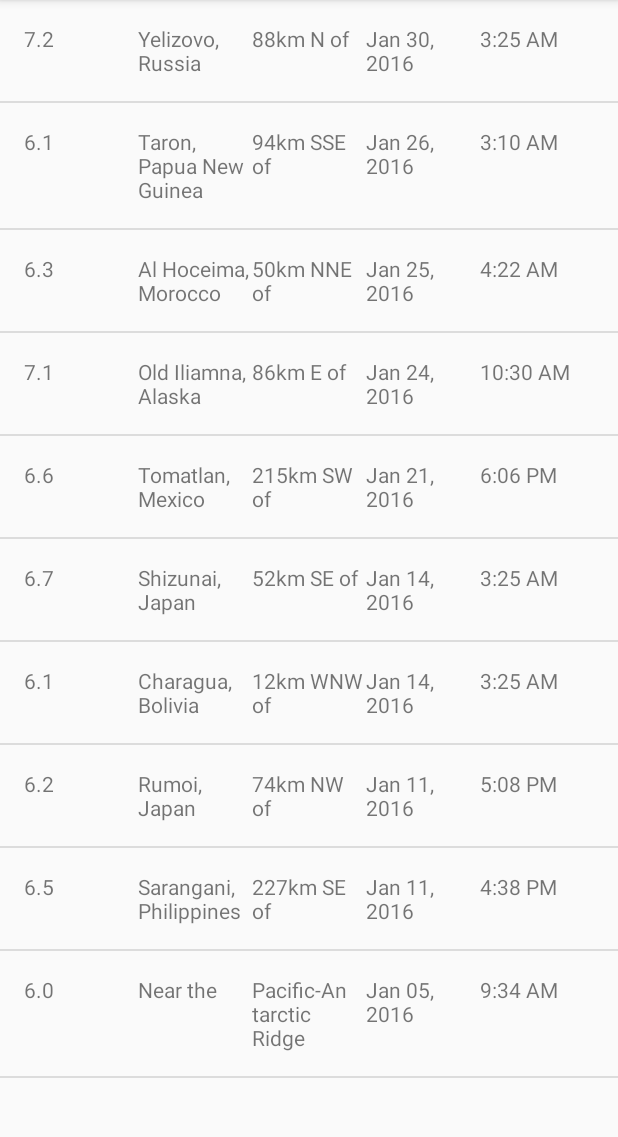
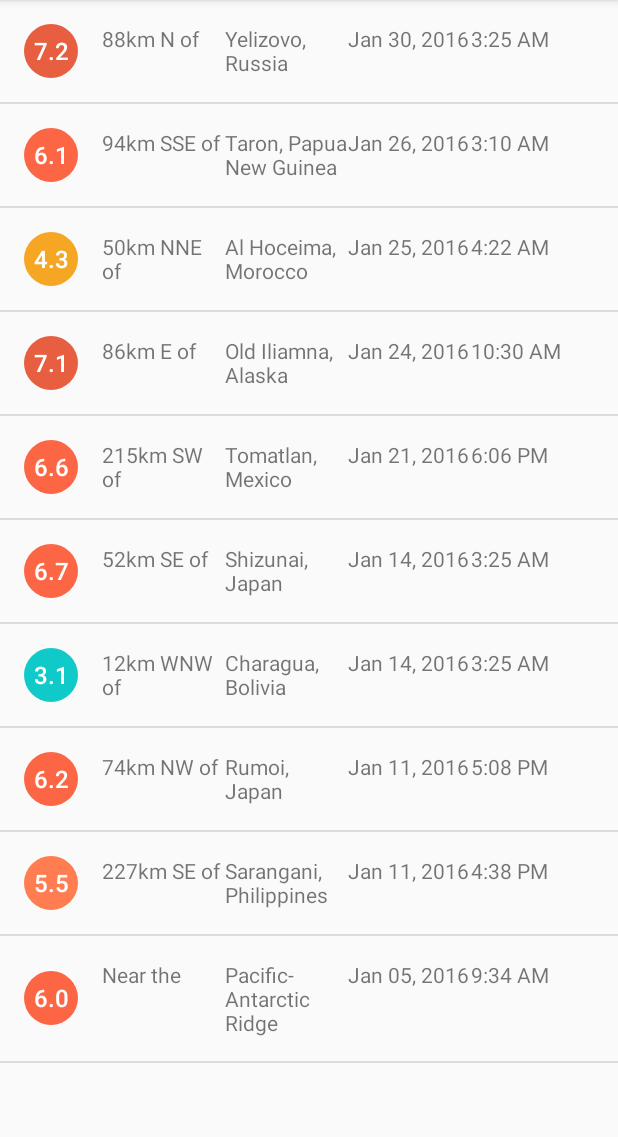
Before and after one commit to linuxbender/QuakeReport, an Android app: the screen it shows after launch (EarthquakeActivity), on a phone screen of 412 x 824 dp, the part 84-1221 px from its top. Run offline under Robolectric (Android 15) with nearby library versions, the phone set to English and light mode, and no system bars.

Commit message:
Impl. circle layout with color prio

```diff
--- a/app/src/main/java/com/example/android/quakereport/EarthquakeAdapter.java
+++ b/app/src/main/java/com/example/android/quakereport/EarthquakeAdapter.java
@@ -1,8 +1,10 @@
 package com.example.android.quakereport;
 
 import android.content.Context;
+import android.graphics.drawable.GradientDrawable;
 import android.support.annotation.NonNull;
 import android.support.annotation.Nullable;
+import android.support.v4.content.ContextCompat;
 import android.view.LayoutInflater;
 import android.view.View;
 import android.view.ViewGroup;
@@ -40,15 +42,19 @@ public class EarthquakeAdapter extends ArrayAdapter<Earthquake> {
         String offsetData;
 
         TextView magnitudeTextView = (TextView) listItemView.findViewById(R.id.magnitude);
+        GradientDrawable magnitudeCircle = (GradientDrawable) magnitudeTextView.getBackground();
+        int magnitudeColor = getMagnitudeColor(earthquake.getMagnitude());
+        magnitudeCircle.setColor(magnitudeColor);
+
         magnitudeTextView.setText(formatMagnitude(earthquake.getMagnitude()));
 
         if (earthquake.getEventLocation().contains(LOCATION_SEPARATOR)) {
             String[] data = earthquake.getEventLocation().split(LOCATION_SEPARATOR, 2);
-            locationData = data[0] + LOCATION_SEPARATOR;
-            offsetData = data[1];
+            offsetData = data[0] + LOCATION_SEPARATOR;
+            locationData = data[1];
         } else {
+            offsetData = getContext().getString(R.string.near_the);
             locationData = earthquake.getEventLocation();
-            offsetData = getContext().getString(R.string.near_the);
         }
 
         TextView eventOffsetTextView = (TextView) listItemView.findViewById(R.id.eventOffset);
@@ -64,6 +70,45 @@ public class EarthquakeAdapter extends ArrayAdapter<Earthquake> {
         eventTimeTextView.setText(formatTime(eventDate));
 
         return listItemView;
+    }
+
+    private int getMagnitudeColor(double magnitude) {
+        int magnitudeColorResourceId;
+        int magnitudeFloor = (int) Math.floor(magnitude);
+        switch (magnitudeFloor) {
+            case 0:
+            case 1:
+                magnitudeColorResourceId = R.color.magnitude1;
+                break;
+            case 2:
+                magnitudeColorResourceId = R.color.magnitude2;
+                break;
+            case 3:
+                magnitudeColorResourceId = R.color.magnitude3;
+                break;
+            case 4:
+                magnitudeColorResourceId = R.color.magnitude4;
+                break;
+            case 5:
+                magnitudeColorResourceId = R.color.magnitude5;
+                break;
+            case 6:
+                magnitudeColorResourceId = R.color.magnitude6;
+                break;
+            case 7:
+                magnitudeColorResourceId = R.color.magnitude7;
+                break;
+            case 8:
+                magnitudeColorResourceId = R.color.magnitude8;
+                break;
+            case 9:
+                magnitudeColorResourceId = R.color.magnitude9;
+                break;
+            default:
+                magnitudeColorResourceId = R.color.magnitude10plus;
+                break;
+        }
+        return ContextCompat.getColor(getContext(), magnitudeColorResourceId);
     }
 
     private String formatMagnitude(double mag) {
--- a/app/src/main/java/com/example/android/quakereport/QueryUtils.java
+++ b/app/src/main/java/com/example/android/quakereport/QueryUtils.java
@@ -19,13 +19,13 @@ public final class QueryUtils {
      */
     private static final String SAMPLE_JSON_RESPONSE = "{\"type\":\"FeatureCollection\",\"metadata\":{\"generated\":1462295443000,\"url\":\"http://earthquake.usgs.gov/fdsnws/event/1/query?format=geojson&starttime=2016-01-01&endtime=2016-01-31&minmag=6&limit=10\",\"title\":\"USGS Earthquakes\",\"status\":200,\"api\":\"1.5.2\",\"limit\":10,\"offset\":1,\"count\":10},\"features\":[{\"type\":\"Feature\",\"properties\":{\"mag\":7.2,\"place\":\"88km N of Yelizovo, Russia\",\"time\":1454124312220,\"updated\":1460674294040,\"tz\":720,\"url\":\"http://earthquake.usgs.gov/earthquakes/eventpage/us20004vvx\",\"detail\":\"http://earthquake.usgs.gov/fdsnws/event/1/query?eventid=us20004vvx&format=geojson\",\"felt\":2,\"cdi\":3.4,\"mmi\":5.82,\"alert\":\"green\",\"status\":\"reviewed\",\"tsunami\":1,\"sig\":798,\"net\":\"us\",\"code\":\"20004vvx\",\"ids\":\",at00o1qxho,pt16030050,us20004vvx,gcmt20160130032510,\",\"sources\":\",at,pt,us,gcmt,\",\"types\":\",cap,dyfi,finite-fault,general-link,general-text,geoserve,impact-link,impact-text,losspager,moment-tensor,nearby-cities,origin,phase-data,shakemap,tectonic-summary,\",\"nst\":null,\"dmin\":0.958,\"rms\":1.19,\"gap\":17,\"magType\":\"mww\",\"type\":\"earthquake\",\"title\":\"M 7.2 - 88km N of Yelizovo, Russia\"},\"geometry\":{\"type\":\"Point\",\"coordinates\":[158.5463,53.9776,177]},\"id\":\"us20004vvx\"},\n" +
             "{\"type\":\"Feature\",\"properties\":{\"mag\":6.1,\"place\":\"94km SSE of Taron, Papua New Guinea\",\"time\":1453777820750,\"updated\":1460156775040,\"tz\":600,\"url\":\"http://earthquake.usgs.gov/earthquakes/eventpage/us20004uks\",\"detail\":\"http://earthquake.usgs.gov/fdsnws/event/1/query?eventid=us20004uks&format=geojson\",\"felt\":null,\"cdi\":null,\"mmi\":4.1,\"alert\":\"green\",\"status\":\"reviewed\",\"tsunami\":1,\"sig\":572,\"net\":\"us\",\"code\":\"20004uks\",\"ids\":\",us20004uks,gcmt20160126031023,\",\"sources\":\",us,gcmt,\",\"types\":\",cap,geoserve,losspager,moment-tensor,nearby-cities,origin,phase-data,shakemap,tectonic-summary,\",\"nst\":null,\"dmin\":1.537,\"rms\":0.74,\"gap\":25,\"magType\":\"mww\",\"type\":\"earthquake\",\"title\":\"M 6.1 - 94km SSE of Taron, Papua New Guinea\"},\"geometry\":{\"type\":\"Point\",\"coordinates\":[153.2454,-5.2952,26]},\"id\":\"us20004uks\"},\n" +
-            "{\"type\":\"Feature\",\"properties\":{\"mag\":6.3,\"place\":\"50km NNE of Al Hoceima, Morocco\",\"time\":1453695722730,\"updated\":1460156773040,\"tz\":0,\"url\":\"http://earthquake.usgs.gov/earthquakes/eventpage/us10004gy9\",\"detail\":\"http://earthquake.usgs.gov/fdsnws/event/1/query?eventid=us10004gy9&format=geojson\",\"felt\":117,\"cdi\":7.2,\"mmi\":5.28,\"alert\":\"green\",\"status\":\"reviewed\",\"tsunami\":0,\"sig\":695,\"net\":\"us\",\"code\":\"10004gy9\",\"ids\":\",us10004gy9,gcmt20160125042203,\",\"sources\":\",us,gcmt,\",\"types\":\",cap,dyfi,geoserve,impact-text,losspager,moment-tensor,nearby-cities,origin,phase-data,shakemap,tectonic-summary,\",\"nst\":null,\"dmin\":2.201,\"rms\":0.92,\"gap\":20,\"magType\":\"mww\",\"type\":\"earthquake\",\"title\":\"M 6.3 - 50km NNE of Al Hoceima, Morocco\"},\"geometry\":{\"type\":\"Point\",\"coordinates\":[-3.6818,35.6493,12]},\"id\":\"us10004gy9\"},\n" +
+            "{\"type\":\"Feature\",\"properties\":{\"mag\":4.3,\"place\":\"50km NNE of Al Hoceima, Morocco\",\"time\":1453695722730,\"updated\":1460156773040,\"tz\":0,\"url\":\"http://earthquake.usgs.gov/earthquakes/eventpage/us10004gy9\",\"detail\":\"http://earthquake.usgs.gov/fdsnws/event/1/query?eventid=us10004gy9&format=geojson\",\"felt\":117,\"cdi\":7.2,\"mmi\":5.28,\"alert\":\"green\",\"status\":\"reviewed\",\"tsunami\":0,\"sig\":695,\"net\":\"us\",\"code\":\"10004gy9\",\"ids\":\",us10004gy9,gcmt20160125042203,\",\"sources\":\",us,gcmt,\",\"types\":\",cap,dyfi,geoserve,impact-text,losspager,moment-tensor,nearby-cities,origin,phase-data,shakemap,tectonic-summary,\",\"nst\":null,\"dmin\":2.201,\"rms\":0.92,\"gap\":20,\"magType\":\"mww\",\"type\":\"earthquake\",\"title\":\"M 6.3 - 50km NNE of Al Hoceima, Morocco\"},\"geometry\":{\"type\":\"Point\",\"coordinates\":[-3.6818,35.6493,12]},\"id\":\"us10004gy9\"},\n" +
             "{\"type\":\"Feature\",\"properties\":{\"mag\":7.1,\"place\":\"86km E of Old Iliamna, Alaska\",\"time\":1453631430230,\"updated\":1460156770040,\"tz\":-540,\"url\":\"http://earthquake.usgs.gov/earthquakes/eventpage/us10004gqp\",\"detail\":\"http://earthquake.usgs.gov/fdsnws/event/1/query?eventid=us10004gqp&format=geojson\",\"felt\":1816,\"cdi\":7.2,\"mmi\":6.6,\"alert\":\"green\",\"status\":\"reviewed\",\"tsunami\":1,\"sig\":1496,\"net\":\"us\",\"code\":\"10004gqp\",\"ids\":\",at00o1gd6r,us10004gqp,ak12496371,gcmt20160124103030,\",\"sources\":\",at,us,ak,gcmt,\",\"types\":\",cap,dyfi,finite-fault,general-link,general-text,geoserve,impact-link,impact-text,losspager,moment-tensor,nearby-cities,origin,phase-data,shakemap,tectonic-summary,trump-origin,\",\"nst\":null,\"dmin\":0.72,\"rms\":2.11,\"gap\":19,\"magType\":\"mww\",\"type\":\"earthquake\",\"title\":\"M 7.1 - 86km E of Old Iliamna, Alaska\"},\"geometry\":{\"type\":\"Point\",\"coordinates\":[-153.4051,59.6363,129]},\"id\":\"us10004gqp\"},\n" +
             "{\"type\":\"Feature\",\"properties\":{\"mag\":6.6,\"place\":\"215km SW of Tomatlan, Mexico\",\"time\":1453399617650,\"updated\":1459963829040,\"tz\":-420,\"url\":\"http://earthquake.usgs.gov/earthquakes/eventpage/us10004g4l\",\"detail\":\"http://earthquake.usgs.gov/fdsnws/event/1/query?eventid=us10004g4l&format=geojson\",\"felt\":11,\"cdi\":2.7,\"mmi\":3.92,\"alert\":\"green\",\"status\":\"reviewed\",\"tsunami\":1,\"sig\":673,\"net\":\"us\",\"code\":\"10004g4l\",\"ids\":\",at00o1bebo,pt16021050,us10004g4l,gcmt20160121180659,\",\"sources\":\",at,pt,us,gcmt,\",\"types\":\",cap,dyfi,geoserve,impact-link,impact-text,losspager,moment-tensor,nearby-cities,origin,phase-data,shakemap,tectonic-summary,\",\"nst\":null,\"dmin\":2.413,\"rms\":0.98,\"gap\":74,\"magType\":\"mww\",\"type\":\"earthquake\",\"title\":\"M 6.6 - 215km SW of Tomatlan, Mexico\"},\"geometry\":{\"type\":\"Point\",\"coordinates\":[-106.9337,18.8239,10]},\"id\":\"us10004g4l\"},\n" +
             "{\"type\":\"Feature\",\"properties\":{\"mag\":6.7,\"place\":\"52km SE of Shizunai, Japan\",\"time\":1452741933640,\"updated\":1459304879040,\"tz\":540,\"url\":\"http://earthquake.usgs.gov/earthquakes/eventpage/us10004ebx\",\"detail\":\"http://earthquake.usgs.gov/fdsnws/event/1/query?eventid=us10004ebx&format=geojson\",\"felt\":51,\"cdi\":5.8,\"mmi\":6.45,\"alert\":\"green\",\"status\":\"reviewed\",\"tsunami\":1,\"sig\":720,\"net\":\"us\",\"code\":\"10004ebx\",\"ids\":\",us10004ebx,pt16014050,at00o0xauk,gcmt20160114032534,\",\"sources\":\",us,pt,at,gcmt,\",\"types\":\",associate,cap,dyfi,geoserve,impact-link,impact-text,losspager,moment-tensor,nearby-cities,origin,phase-data,shakemap,\",\"nst\":null,\"dmin\":0.281,\"rms\":0.98,\"gap\":22,\"magType\":\"mww\",\"type\":\"earthquake\",\"title\":\"M 6.7 - 52km SE of Shizunai, Japan\"},\"geometry\":{\"type\":\"Point\",\"coordinates\":[142.781,41.9723,46]},\"id\":\"us10004ebx\"},\n" +
-            "{\"type\":\"Feature\",\"properties\":{\"mag\":6.1,\"place\":\"12km WNW of Charagua, Bolivia\",\"time\":1452741928270,\"updated\":1459304879040,\"tz\":-240,\"url\":\"http://earthquake.usgs.gov/earthquakes/eventpage/us10004ebw\",\"detail\":\"http://earthquake.usgs.gov/fdsnws/event/1/query?eventid=us10004ebw&format=geojson\",\"felt\":3,\"cdi\":2.2,\"mmi\":2.21,\"alert\":\"green\",\"status\":\"reviewed\",\"tsunami\":0,\"sig\":573,\"net\":\"us\",\"code\":\"10004ebw\",\"ids\":\",us10004ebw,gcmt20160114032528,\",\"sources\":\",us,gcmt,\",\"types\":\",cap,dyfi,geoserve,impact-text,losspager,moment-tensor,nearby-cities,origin,phase-data,shakemap,tectonic-summary,\",\"nst\":null,\"dmin\":5.492,\"rms\":1.04,\"gap\":16,\"magType\":\"mww\",\"type\":\"earthquake\",\"title\":\"M 6.1 - 12km WNW of Charagua, Bolivia\"},\"geometry\":{\"type\":\"Point\",\"coordinates\":[-63.3288,-19.7597,582.56]},\"id\":\"us10004ebw\"},\n" +
+            "{\"type\":\"Feature\",\"properties\":{\"mag\":3.1,\"place\":\"12km WNW of Charagua, Bolivia\",\"time\":1452741928270,\"updated\":1459304879040,\"tz\":-240,\"url\":\"http://earthquake.usgs.gov/earthquakes/eventpage/us10004ebw\",\"detail\":\"http://earthquake.usgs.gov/fdsnws/event/1/query?eventid=us10004ebw&format=geojson\",\"felt\":3,\"cdi\":2.2,\"mmi\":2.21,\"alert\":\"green\",\"status\":\"reviewed\",\"tsunami\":0,\"sig\":573,\"net\":\"us\",\"code\":\"10004ebw\",\"ids\":\",us10004ebw,gcmt20160114032528,\",\"sources\":\",us,gcmt,\",\"types\":\",cap,dyfi,geoserve,impact-text,losspager,moment-tensor,nearby-cities,origin,phase-data,shakemap,tectonic-summary,\",\"nst\":null,\"dmin\":5.492,\"rms\":1.04,\"gap\":16,\"magType\":\"mww\",\"type\":\"earthquake\",\"title\":\"M 6.1 - 12km WNW of Charagua, Bolivia\"},\"geometry\":{\"type\":\"Point\",\"coordinates\":[-63.3288,-19.7597,582.56]},\"id\":\"us10004ebw\"},\n" +
             "{\"type\":\"Feature\",\"properties\":{\"mag\":6.2,\"place\":\"74km NW of Rumoi, Japan\",\"time\":1452532083920,\"updated\":1459304875040,\"tz\":540,\"url\":\"http://earthquake.usgs.gov/earthquakes/eventpage/us10004djn\",\"detail\":\"http://earthquake.usgs.gov/fdsnws/event/1/query?eventid=us10004djn&format=geojson\",\"felt\":8,\"cdi\":3.4,\"mmi\":3.74,\"alert\":\"green\",\"status\":\"reviewed\",\"tsunami\":0,\"sig\":594,\"net\":\"us\",\"code\":\"10004djn\",\"ids\":\",us10004djn,gcmt20160111170803,\",\"sources\":\",us,gcmt,\",\"types\":\",cap,dyfi,geoserve,impact-text,losspager,moment-tensor,nearby-cities,origin,phase-data,shakemap,tectonic-summary,\",\"nst\":null,\"dmin\":1.139,\"rms\":0.96,\"gap\":33,\"magType\":\"mww\",\"type\":\"earthquake\",\"title\":\"M 6.2 - 74km NW of Rumoi, Japan\"},\"geometry\":{\"type\":\"Point\",\"coordinates\":[141.0867,44.4761,238.81]},\"id\":\"us10004djn\"},\n" +
-            "{\"type\":\"Feature\",\"properties\":{\"mag\":6.5,\"place\":\"227km SE of Sarangani, Philippines\",\"time\":1452530285900,\"updated\":1459304874040,\"tz\":480,\"url\":\"http://earthquake.usgs.gov/earthquakes/eventpage/us10004dj5\",\"detail\":\"http://earthquake.usgs.gov/fdsnws/event/1/query?eventid=us10004dj5&format=geojson\",\"felt\":1,\"cdi\":2.7,\"mmi\":7.5,\"alert\":\"green\",\"status\":\"reviewed\",\"tsunami\":1,\"sig\":650,\"net\":\"us\",\"code\":\"10004dj5\",\"ids\":\",at00o0srjp,pt16011050,us10004dj5,gcmt20160111163807,\",\"sources\":\",at,pt,us,gcmt,\",\"types\":\",cap,dyfi,geoserve,impact-link,impact-text,losspager,moment-tensor,nearby-cities,origin,phase-data,shakemap,tectonic-summary,\",\"nst\":null,\"dmin\":3.144,\"rms\":0.72,\"gap\":22,\"magType\":\"mww\",\"type\":\"earthquake\",\"title\":\"M 6.5 - 227km SE of Sarangani, Philippines\"},\"geometry\":{\"type\":\"Point\",\"coordinates\":[126.8621,3.8965,13]},\"id\":\"us10004dj5\"},\n" +
+            "{\"type\":\"Feature\",\"properties\":{\"mag\":5.5,\"place\":\"227km SE of Sarangani, Philippines\",\"time\":1452530285900,\"updated\":1459304874040,\"tz\":480,\"url\":\"http://earthquake.usgs.gov/earthquakes/eventpage/us10004dj5\",\"detail\":\"http://earthquake.usgs.gov/fdsnws/event/1/query?eventid=us10004dj5&format=geojson\",\"felt\":1,\"cdi\":2.7,\"mmi\":7.5,\"alert\":\"green\",\"status\":\"reviewed\",\"tsunami\":1,\"sig\":650,\"net\":\"us\",\"code\":\"10004dj5\",\"ids\":\",at00o0srjp,pt16011050,us10004dj5,gcmt20160111163807,\",\"sources\":\",at,pt,us,gcmt,\",\"types\":\",cap,dyfi,geoserve,impact-link,impact-text,losspager,moment-tensor,nearby-cities,origin,phase-data,shakemap,tectonic-summary,\",\"nst\":null,\"dmin\":3.144,\"rms\":0.72,\"gap\":22,\"magType\":\"mww\",\"type\":\"earthquake\",\"title\":\"M 6.5 - 227km SE of Sarangani, Philippines\"},\"geometry\":{\"type\":\"Point\",\"coordinates\":[126.8621,3.8965,13]},\"id\":\"us10004dj5\"},\n" +
             "{\"type\":\"Feature\",\"properties\":{\"mag\":6,\"place\":\"Pacific-Antarctic Ridge\",\"time\":1451986454620,\"updated\":1459202978040,\"tz\":-540,\"url\":\"http://earthquake.usgs.gov/earthquakes/eventpage/us10004bgk\",\"detail\":\"http://earthquake.usgs.gov/fdsnws/event/1/query?eventid=us10004bgk&format=geojson\",\"felt\":0,\"cdi\":1,\"mmi\":0,\"alert\":\"green\",\"status\":\"reviewed\",\"tsunami\":0,\"sig\":554,\"net\":\"us\",\"code\":\"10004bgk\",\"ids\":\",us10004bgk,gcmt20160105093415,\",\"sources\":\",us,gcmt,\",\"types\":\",cap,dyfi,geoserve,losspager,moment-tensor,nearby-cities,origin,phase-data,shakemap,\",\"nst\":null,\"dmin\":30.75,\"rms\":0.67,\"gap\":71,\"magType\":\"mww\",\"type\":\"earthquake\",\"title\":\"M 6.0 - Pacific-Antarctic Ridge\"},\"geometry\":{\"type\":\"Point\",\"coordinates\":[-136.2603,-54.2906,10]},\"id\":\"us10004bgk\"}],\"bbox\":[-153.4051,-54.2906,10,158.5463,59.6363,582.56]}";
 
     /**
--- /dev/null
+++ b/app/src/main/res/drawable/magnitude_circle.xml
@@ -0,0 +1,9 @@
+<?xml version="1.0" encoding="utf-8"?><!-- Background circle for the magnitude value -->
+<shape xmlns:android="http://schemas.android.com/apk/res/android"
+    android:shape="oval">
+    <solid android:color="@color/magnitude1" />
+    <size
+        android:width="36dp"
+        android:height="36dp" />
+    <corners android:radius="18dp" />
+</shape>
--- a/app/src/main/res/layout/list_item.xml
+++ b/app/src/main/res/layout/list_item.xml
@@ -8,16 +8,23 @@
 
     <TextView
         android:id="@+id/magnitude"
-        android:layout_width="0dp"
-        android:layout_height="wrap_content"
-        android:layout_weight="1"
+        android:layout_width="36dp"
+        android:layout_height="36dp"
+        android:layout_gravity="center_vertical"
+        android:background="@drawable/magnitude_circle"
+        android:fontFamily="sans-serif-medium"
+        android:gravity="center"
         android:text="TextView"
+        android:textColor="#ffffff"
+        android:textSize="16sp"
         tools:text="7.2" />
 
     <TextView
         android:id="@+id/eventOffset"
         android:layout_width="0dp"
         android:layout_height="wrap_content"
+        android:layout_marginEnd="0dp"
+        android:layout_marginStart="16dp"
         android:layout_weight="1"
         android:text="TextView"
         tools:text="San Francisco, CA" />
--- a/app/src/main/res/values/colors.xml
+++ b/app/src/main/res/values/colors.xml
@@ -22,4 +22,35 @@
 
     <!-- Accent color of the app -->
     <color name="colorAccent">#10CAC9</color>
+
+    <!-- Color for an earthquake with magnitude 0 and 2 -->
+    <color name="magnitude1">#4A7BA7</color>
+
+    <!-- Magnitude circle color for an earthquake with magnitude between 2 and 3 -->
+    <color name="magnitude2">#04B4B3</color>
+
+    <!-- Magnitude circle color for an earthquake with magnitude between 3 and 4 -->
+    <color name="magnitude3">#10CAC9</color>
+
+    <!-- Magnitude circle color for an earthquake with magnitude between 4 and 5 -->
+    <color name="magnitude4">#F5A623</color>
+
+    <!-- Magnitude circle color for an earthquake with magnitude between 5 and 6 -->
+    <color name="magnitude5">#FF7D50</color>
+
+    <!-- Magnitude circle color for an earthquake with magnitude between 6 and 7 -->
+    <color name="magnitude6">#FC6644</color>
+
+    <!-- Magnitude circle color for an earthquake with magnitude between 7 and 8 -->
+    <color name="magnitude7">#E75F40</color>
+
+    <!-- Magnitude circle color for an earthquake with magnitude between 8 and 9 -->
+    <color name="magnitude8">#E13A20</color>
+
+    <!-- Magnitude circle color for an earthquake with magnitude between 9 and 10 -->
+    <color name="magnitude9">#D93218</color>
+
+    <!-- Magnitude circle color for an earthquake with magnitude over 10 -->
+    <color name="magnitude10plus">#C03823</color>
+
 </resources>
```
